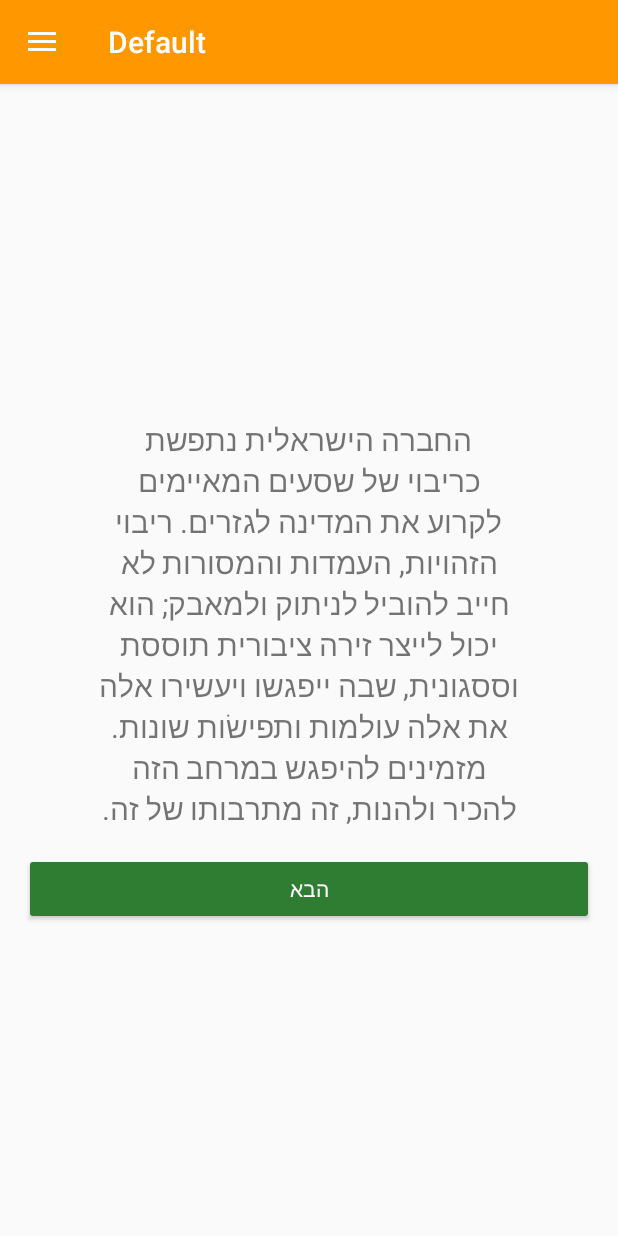
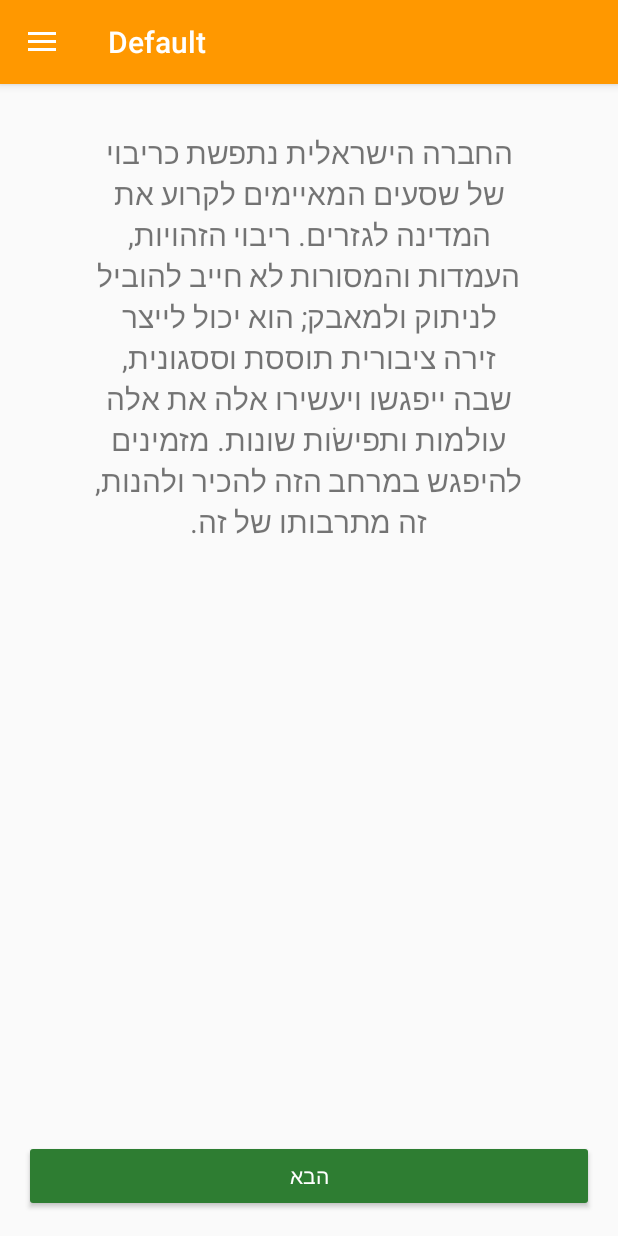
Before and after one commit to Shacharit/Shacharit, an Android app: the screen it shows after launch once a user with an empty profile is signed in (NavigationActivity), on a phone screen of 412 x 824 dp. Run offline under Robolectric (Android 15) with nearby library versions, the phone set to English and light mode, and no system bars; our stand-ins replace Firebase (no records; nobody signed in at launch, a user with empty details on screens opened directly); pictures from the network do not load; 1 statement that could not run was skipped.

Commit message:
Put Next button at the end of the screen

```diff
--- a/app/src/main/res/layout/default_screen.xml
+++ b/app/src/main/res/layout/default_screen.xml
@@ -1,22 +1,10 @@
 <?xml version="1.0" encoding="utf-8"?>
-<LinearLayout xmlns:android="http://schemas.android.com/apk/res/android"
+<RelativeLayout xmlns:android="http://schemas.android.com/apk/res/android"
     android:id="@+id/default_layout"
     android:layout_width="match_parent"
     android:layout_height="match_parent"
     android:gravity="center"
     android:orientation="vertical">
-
-    <TextView
-        android:layout_width="match_parent"
-        android:layout_height="wrap_content"
-        android:paddingBottom="@dimen/activity_vertical_margin"
-        android:paddingLeft="50sp"
-        android:paddingRight="50sp"
-        android:paddingTop="@dimen/activity_vertical_margin"
-        android:text="@string/shacharit_explanation"
-        android:gravity="center"
-        android:textSize="20sp"
-        />
 
     <Button
         android:layout_width="match_parent"
@@ -26,4 +14,16 @@
         android:layout_gravity="center_horizontal"
         android:layout_alignParentBottom="true"/>
 
-</LinearLayout>
+    <TextView
+        android:layout_width="match_parent"
+        android:layout_height="wrap_content"
+        android:paddingBottom="@dimen/activity_vertical_margin"
+        android:paddingLeft="45sp"
+        android:paddingRight="45sp"
+        android:paddingTop="@dimen/activity_vertical_margin"
+        android:text="@string/shacharit_explanation"
+        android:gravity="center"
+        android:textSize="20sp"
+        />
+
+</RelativeLayout>
```
Also changed, not shown: app/src/main/res/layout/fragment_profile_details.xml (+11 -8 lines).
